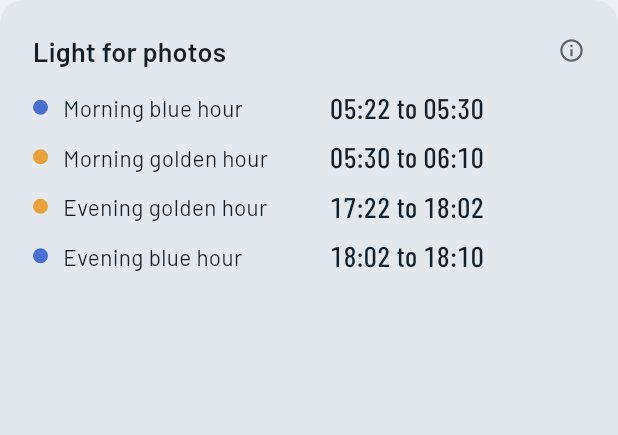
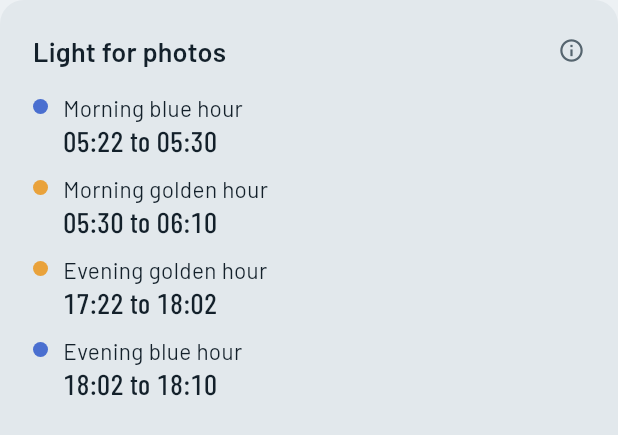
Before and after one commit to Petenid/weather_dash, a Flutter app: the PhotoTimesPanel widget shown alone on an empty page, opened directly with empty values, on a phone screen of 412 x 824 dp. Shown: the top 435 px of the screen. Run offline on Flutter 3.47's test engine with Material 3 defaults, Android fonts, the phone set to English and light mode, and no system bars; our stand-ins replace fl_chart, flutter_map, geolocator, latlong2, shared_preferences; missing offline and left inert: file_selector, pasteboard; accounts and stored records are empty; network calls fail.

Commit message:
Screen review fixes: wind chill threshold, photo times layout, chart labels

```diff
--- a/lib/dashboard.dart
+++ b/lib/dashboard.dart
@@ -667,20 +667,31 @@ class PhotoTimesPanel extends StatelessWidget {
           const SizedBox(height: 8),
           for (final (label, span, swatch) in rows)
             if (span != null)
+              // The name on one line and the times under it, so neither has
+              // to squeeze into half the panel's width.
               Padding(
                 padding: const EdgeInsets.symmetric(vertical: 6),
                 child: Row(
+                  crossAxisAlignment: CrossAxisAlignment.start,
                   children: [
-                    Container(
-                      width: 10,
-                      height: 10,
-                      decoration: BoxDecoration(shape: BoxShape.circle, color: swatch),
+                    Padding(
+                      padding: const EdgeInsets.only(top: 5),
+                      child: Container(
+                        width: 10,
+                        height: 10,
+                        decoration: BoxDecoration(shape: BoxShape.circle, color: swatch),
+                      ),
                     ),
                     const SizedBox(width: 10),
-                    Expanded(child: Text(label, style: const TextStyle(fontSize: 15))),
-                    const SizedBox(width: 8),
-                    Flexible(
-                      child: Text(range(span), textAlign: TextAlign.right, style: numberStyle(19)),
+                    Expanded(
+                      child: Column(
+                        crossAxisAlignment: CrossAxisAlignment.start,
+                        children: [
+                          Text(label, style: const TextStyle(fontSize: 15)),
+                          const SizedBox(height: 2),
+                          Text(range(span), style: numberStyle(19)),
+                        ],
+                      ),
                     ),
                   ],
                 ),
```
Also changed, not shown: lib/comparison.dart (+14 -6 lines), lib/feels.dart (+4 -3 lines), 1 other file.
